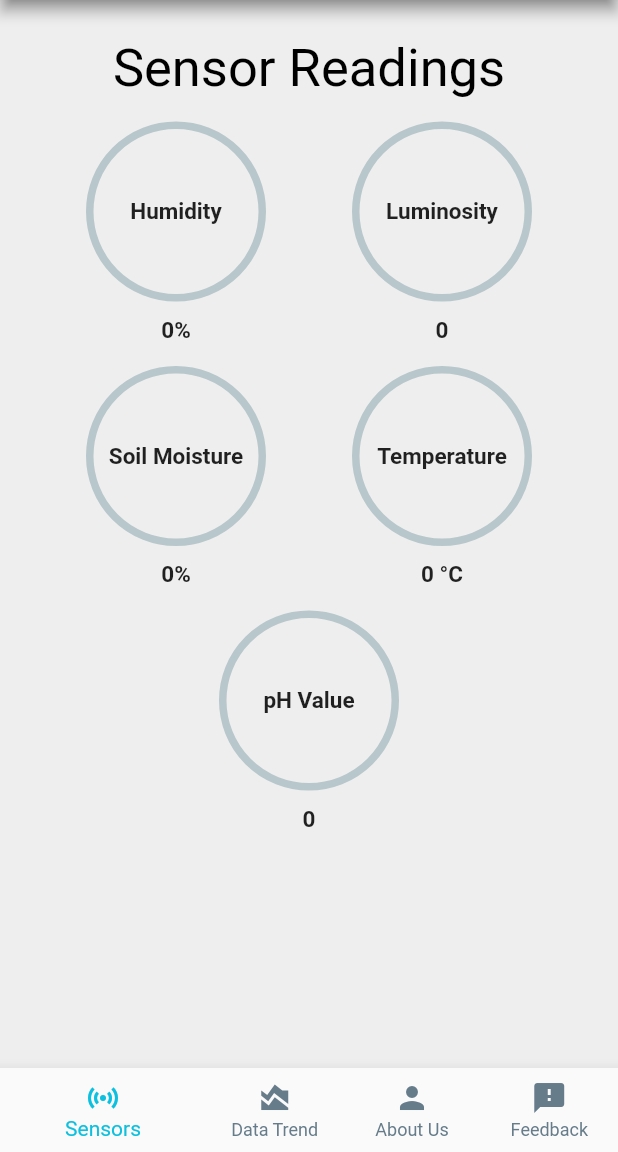
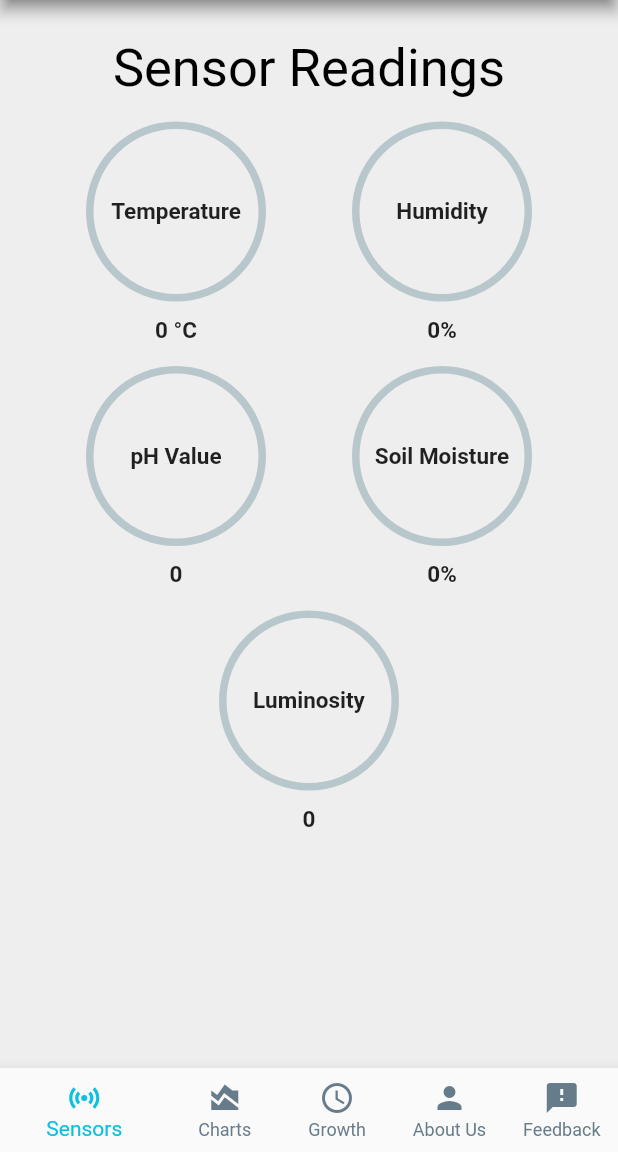
Before and after one commit to fritzlamparas/LetsGrow, a Flutter app: the screen it shows after launch, on a phone screen of 412 x 824 dp, the part 84-1236 px from its top. Run offline on Flutter 3.47's test engine with Material 2 defaults, Android fonts, the phone set to English and light mode, and no system bars; drawn by our look-alikes of percent_indicator; our stand-ins replace cloud_firestore, firebase_core, firebase_database, firebase_storage, flutter_local_notifications, flutter_native_splash and 1 more; accounts and stored records are empty; Roboto replaces fonts that are missing (RobotoBold).

Commit message:
0731updates

```diff
--- a/lib/nav_pages/home.dart
+++ b/lib/nav_pages/home.dart
@@ -30,8 +30,7 @@ class _HomePageState extends State<homePage> {
     super.initState();
 
     fetchReadings();
-    const checkInterval =
-        Duration(seconds: 60); // Adjust the interval as needed
+    const checkInterval = Duration(minutes: 5); // Adjust the interval as needed
     Timer.periodic(checkInterval, (timer) {
       checkSoilM();
       Future.delayed(const Duration(seconds: 2), () {
@@ -338,6 +337,36 @@ class _HomePageState extends State<homePage> {
             Row(
               mainAxisAlignment: MainAxisAlignment.spaceEvenly,
               children: [
+                // Temperature Progress Bar
+                Container(
+                  alignment: Alignment.center,
+                  child: Column(
+                    mainAxisAlignment: MainAxisAlignment.center,
+                    children: [
+                      CircularPercentIndicator(
+                        radius: 60,
+                        lineWidth: 5,
+                        percent: double.parse(temp) / 80,
+                        center: const Text(
+                          'Temperature',
+                          style: TextStyle(
+                            fontSize: 15,
+                            fontWeight: FontWeight.bold,
+                          ),
+                        ),
+                        progressColor: Colors.red,
+                      ),
+                      const SizedBox(height: 10), // Adjust the height as needed
+                      Text(
+                        '$temp °C',
+                        style: const TextStyle(
+                          fontSize: 15,
+                          fontWeight: FontWeight.bold,
+                        ),
+                      ),
+                    ],
+                  ),
+                ),
                 Container(
                   alignment: Alignment.center,
                   child: Column(
@@ -367,7 +396,14 @@ class _HomePageState extends State<homePage> {
                     ],
                   ),
                 ),
-                // Light Progress Bar
+              ],
+            ),
+            const SizedBox(
+              height: 15,
+            ),
+            Row(
+              mainAxisAlignment: MainAxisAlignment.spaceEvenly,
+              children: [
                 Container(
                   alignment: Alignment.center,
                   child: Column(
@@ -376,19 +412,19 @@ class _HomePageState extends State<homePage> {
                       CircularPercentIndicator(
                         radius: 60,
                         lineWidth: 5,
-                        percent: double.parse(light) / 6000,
+                        percent: double.parse(ph) / 14,
                         center: const Text(
-                          'Luminosity',
+                          'pH Value',
                           style: TextStyle(
                             fontSize: 15,
                             fontWeight: FontWeight.bold,
                           ),
                         ),
-                        progressColor: Colors.yellow,
+                        progressColor: Colors.orange,
                       ),
                       const SizedBox(height: 10), // Adjust the height as needed
                       Text(
-                        light,
+                        ph,
                         style: const TextStyle(
                           fontSize: 15,
                           fontWeight: FontWeight.bold,
@@ -397,14 +433,6 @@ class _HomePageState extends State<homePage> {
                     ],
                   ),
                 ),
-              ],
-            ),
-            const SizedBox(
-              height: 15,
-            ),
-            Row(
-              mainAxisAlignment: MainAxisAlignment.spaceEvenly,
-              children: [
                 Container(
                   alignment: Alignment.center,
                   child: Column(
@@ -433,41 +461,13 @@ class _HomePageState extends State<homePage> {
                       ),
                     ],
                   ),
-                ), // Temperature Progress Bar
-                Container(
-                  alignment: Alignment.center,
-                  child: Column(
-                    mainAxisAlignment: MainAxisAlignment.center,
-                    children: [
-                      CircularPercentIndicator(
-                        radius: 60,
-                        lineWidth: 5,
-                        percent: double.parse(temp) / 80,
-                        center: const Text(
-                          'Temperature',
-                          style: TextStyle(
-                            fontSize: 15,
-                            fontWeight: FontWeight.bold,
-                          ),
-                        ),
-                        progressColor: Colors.red,
-                      ),
-                      const SizedBox(height: 10), // Adjust the height as needed
-                      Text(
-                        '$temp °C',
-                        style: const TextStyle(
-                          fontSize: 15,
-                          fontWeight: FontWeight.bold,
-                        ),
-                      ),
-                    ],
-                  ),
                 ),
               ],
             ),
             const SizedBox(
               height: 15,
             ),
+            // Light Progress Bar
             Container(
               alignment: Alignment.center,
               child: Column(
@@ -476,19 +476,19 @@ class _HomePageState extends State<homePage> {
                   CircularPercentIndicator(
                     radius: 60,
                     lineWidth: 5,
-                    percent: double.parse(ph) / 14,
+                    percent: double.parse(light) / 7000,
                     center: const Text(
-                      'pH Value',
+                      'Luminosity',
                       style: TextStyle(
                         fontSize: 15,
                         fontWeight: FontWeight.bold,
                       ),
                     ),
-                    progressColor: Colors.orange,
+                    progressColor: Colors.yellow,
                   ),
                   const SizedBox(height: 10), // Adjust the height as needed
                   Text(
-                    ph,
+                    light,
                     style: const TextStyle(
                       fontSize: 15,
                       fontWeight: FontWeight.bold,
--- a/lib/nav_pages/mainPage.dart
+++ b/lib/nav_pages/mainPage.dart
@@ -2,6 +2,7 @@ import 'package:flutter/material.dart';
 import 'package:letsgrow/nav_pages/aboutUs.dart';
 import 'package:letsgrow/nav_pages/feedBack.dart';
 import 'package:letsgrow/nav_pages/home.dart';
+import 'package:letsgrow/nav_pages/photodisplaypage.dart';
 import 'package:letsgrow/nav_pages/webview_page.dart';
 
 class mainPage extends StatefulWidget {
@@ -15,6 +16,7 @@ class _mainPageState extends State<mainPage> {
   List pages = [
     const homePage(),
     const WebviewPage(),
+    const PhotoDisplayPage(),
     const AboutUsPage(),
     const FeedbackPage()
   ];
@@ -46,7 +48,13 @@ class _mainPageState extends State<mainPage> {
             icon: Icon(
               Icons.area_chart,
             ),
-            label: 'Data Trend',
+            label: 'Charts',
+          ),
+          BottomNavigationBarItem(
+            icon: Icon(
+              Icons.access_time,
+            ),
+            label: 'Growth',
           ),
           BottomNavigationBarItem(
             icon: Icon(
--- a/pubspec.yaml
+++ b/pubspec.yaml
@@ -48,6 +48,9 @@ dependencies:
   percent_indicator: ^4.0.1
   webview_flutter: ^2.0.13
   flutter_local_notifications: ^5.0.0
+  flutter_cache_manager: ^3.3.1
+  firebase_storage: ^11.1.0
+  cached_network_image: ^3.1.0
 
 flutter_native_splash:
   color: "#ffffff"
```
Also changed, not shown: lib/main.dart (+10 -0 lines), lib/nav_pages/photodisplaypage.dart (added, +207 -0 lines), pubspec.lock, 1 other file.
